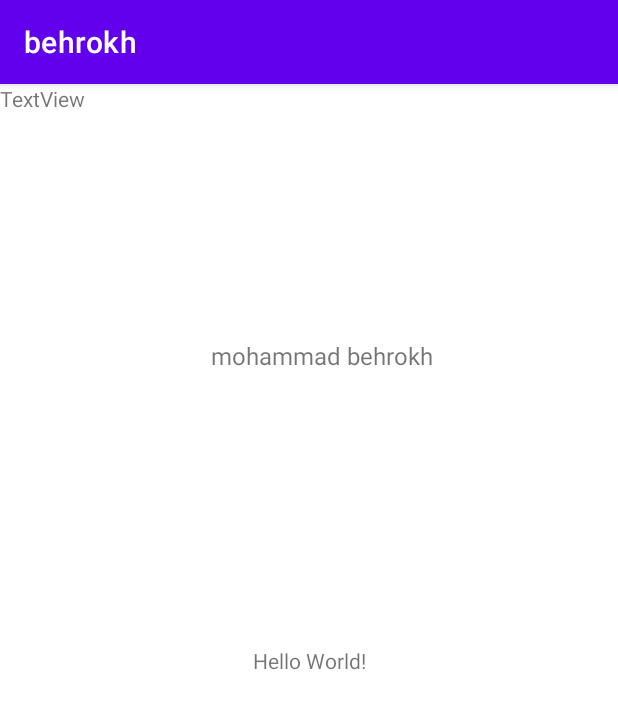
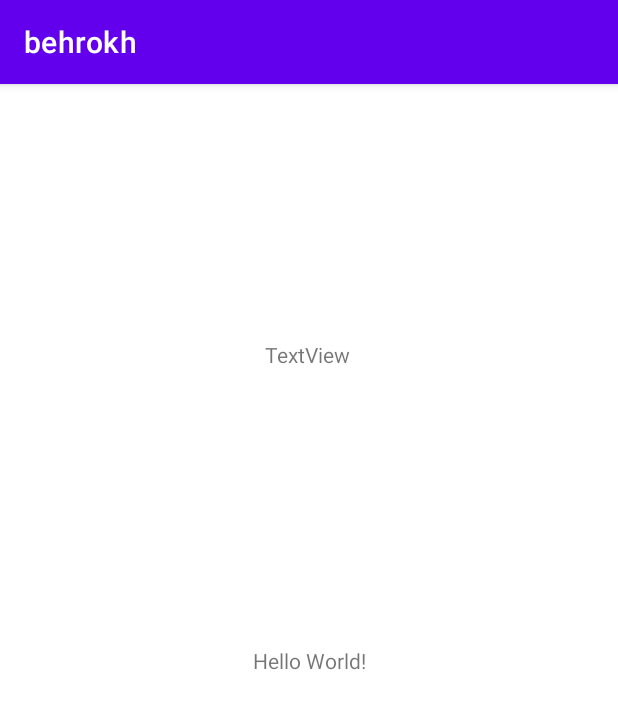
Before and after one commit to mbehrokh/behrokh, an Android app: the screen it shows after launch (MainActivity), on a phone screen of 412 x 824 dp. Shown: the top 709 px of the screen. Run offline under Robolectric (Android 15) with nearby library versions, the phone set to English and light mode, and no system bars.

Commit message:
Initial commit

```diff
--- a/app/src/main/res/layout/activity_main.xml
+++ b/app/src/main/res/layout/activity_main.xml
@@ -17,24 +17,15 @@
         app:layout_constraintTop_toTopOf="parent" />
 
     <TextView
-        android:id="@+id/textView"
-        android:layout_width="165dp"
-        android:layout_height="29dp"
-        android:text="mohammad behrokh"
-        android:textSize="16sp"
-        app:layout_constraintBottom_toBottomOf="parent"
-        app:layout_constraintEnd_toEndOf="parent"
-        app:layout_constraintHorizontal_bias="0.569"
-        app:layout_constraintStart_toStartOf="parent"
-        app:layout_constraintTop_toTopOf="parent"
-        app:layout_constraintVertical_bias="0.23" />
-
-    <TextView
-        android:id="@+id/textView3"
+        android:id="@+id/textView4"
         android:layout_width="wrap_content"
         android:layout_height="wrap_content"
         android:text="TextView"
-        tools:layout_editor_absoluteX="111dp"
-        tools:layout_editor_absoluteY="59dp" />
+        app:layout_constraintBottom_toBottomOf="parent"
+        app:layout_constraintEnd_toEndOf="parent"
+        app:layout_constraintHorizontal_bias="0.498"
+        app:layout_constraintStart_toStartOf="parent"
+        app:layout_constraintTop_toTopOf="parent"
+        app:layout_constraintVertical_bias="0.228" />
 
 </androidx.constraintlayout.widget.ConstraintLayout>
```
